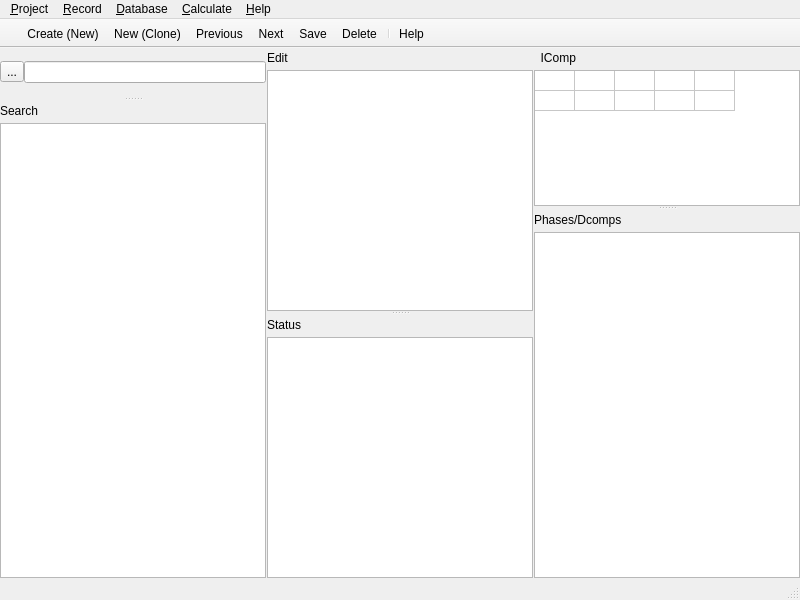
gemshub/gemsfits, file gfshell2/dialogs/FITMainWindow.ui: the form before one commit.
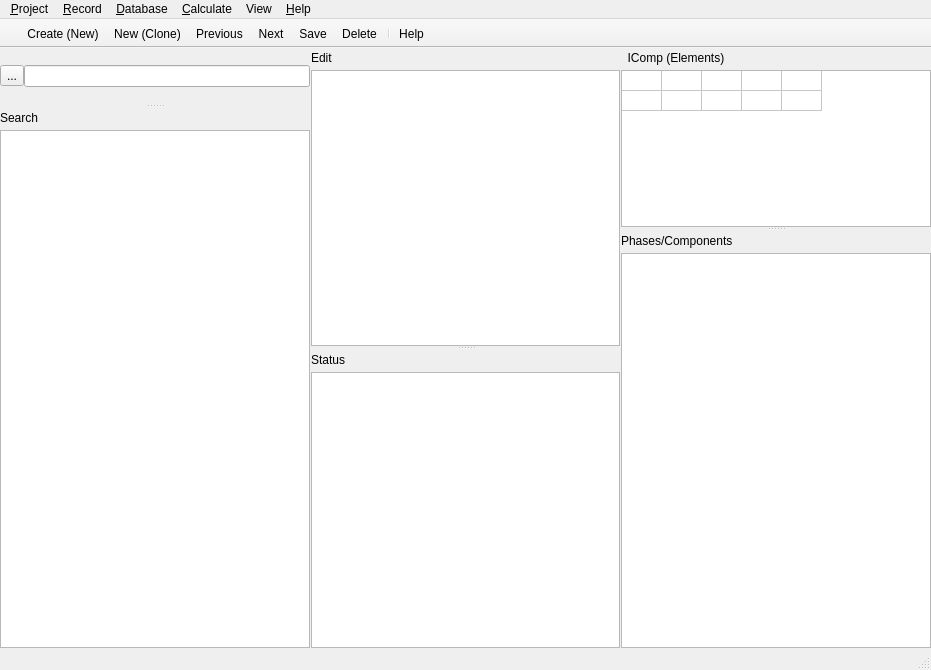
The form after the commit. Icons and pictures are not drawn.

Commit message: Edited some menu items and titles.

The edit to the form file:
```diff
--- a/gfshell2/dialogs/FITMainWindow.ui
+++ b/gfshell2/dialogs/FITMainWindow.ui
@@ -6,8 +6,8 @@
    <rect>
     <x>0</x>
     <y>0</y>
-    <width>800</width>
-    <height>600</height>
+    <width>931</width>
+    <height>670</height>
    </rect>
   </property>
   <property name="windowTitle">
@@ -265,7 +265,7 @@
             <item>
              <widget class="QLabel" name="label">
               <property name="text">
-               <string>  IComp</string>
+               <string>  IComp (Elements)</string>
               </property>
              </widget>
             </item>
@@ -338,7 +338,7 @@
             <item>
              <widget class="QLabel" name="label_2">
               <property name="text">
-               <string>Phases/Dcomps</string>
+               <string>Phases/Components</string>
               </property>
              </widget>
             </item>
@@ -378,7 +378,7 @@
     <rect>
      <x>0</x>
      <y>0</y>
-     <width>800</width>
+     <width>931</width>
      <height>20</height>
     </rect>
    </property>
@@ -447,10 +447,16 @@
     <addaction name="actionAuthors"/>
     <addaction name="actionLicense"/>
    </widget>
+   <widget class="QMenu" name="menuView">
+    <property name="title">
+     <string>View</string>
+    </property>
+   </widget>
    <addaction name="menuTask"/>
    <addaction name="menuRecord"/>
    <addaction name="menuRecod_List"/>
    <addaction name="menu_Calc"/>
+   <addaction name="menuView"/>
    <addaction name="menu_Help"/>
   </widget>
   <widget class="QStatusBar" name="statusbar"/>
```
The commit also changes 1 other file.
